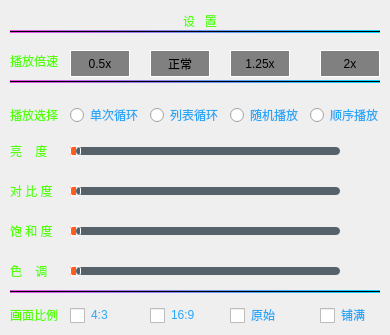
Old version of the form VideoPlayer/videomodels/AdjustBright.ui in the repository huizhang556/pc-video-player.
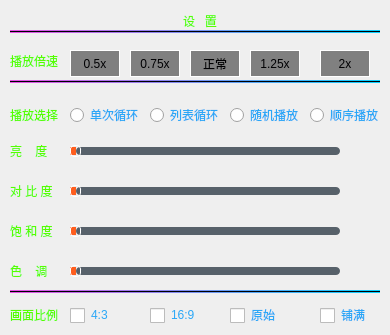
New version of the form. Icons and pictures are not drawn.

What changed in the file:
```diff
--- a/VideoPlayer/videomodels/AdjustBright.ui
+++ b/VideoPlayer/videomodels/AdjustBright.ui
@@ -58,7 +58,7 @@
     <rect>
      <x>70</x>
      <y>50</y>
-     <width>60</width>
+     <width>50</width>
      <height>27</height>
     </rect>
    </property>
@@ -104,9 +104,9 @@
   <widget class="QPushButton" name="BtnRate_2">
    <property name="geometry">
     <rect>
-     <x>150</x>
+     <x>190</x>
      <y>50</y>
-     <width>60</width>
+     <width>50</width>
      <height>27</height>
     </rect>
    </property>
@@ -152,9 +152,9 @@
   <widget class="QPushButton" name="BtnRate_3">
    <property name="geometry">
     <rect>
-     <x>230</x>
+     <x>250</x>
      <y>50</y>
-     <width>60</width>
+     <width>50</width>
      <height>27</height>
     </rect>
    </property>
@@ -202,7 +202,7 @@
     <rect>
      <x>320</x>
      <y>50</y>
-     <width>60</width>
+     <width>50</width>
      <height>27</height>
     </rect>
    </property>
@@ -1077,6 +1077,54 @@
     <string>色    调</string>
    </property>
   </widget>
+  <widget class="QPushButton" name="BtnRate_5">
+   <property name="geometry">
+    <rect>
+     <x>130</x>
+     <y>50</y>
+     <width>50</width>
+     <height>27</height>
+    </rect>
+   </property>
+   <property name="minimumSize">
+    <size>
+     <width>0</width>
+     <height>27</height>
+    </size>
+   </property>
+   <property name="maximumSize">
+    <size>
+     <width>16777215</width>
+     <height>27</height>
+    </size>
+   </property>
+   <property name="styleSheet">
+    <string notr="true"> QPushButton
+{
+	border:1px solid white;
+    background-color:gray;
+    color: rgb(0, 0, 2);
+}
+ QPushButton:hover 
+{
+    background-color:rgb(14, 220, 0);
+    color: rgb(0, 0, 0);
+}
+ 
+/*checked设置为checkable为true生效*/
+QPushButton:checked 
+{
+    border:2px solid #f85a37;
+    background-color:rgb(14, 170, 79);
+    color: rgb(255, 255, 0);
+}
+ 
+ </string>
+   </property>
+   <property name="text">
+    <string>0.75x</string>
+   </property>
+  </widget>
  </widget>
  <resources/>
  <connections/>
```
